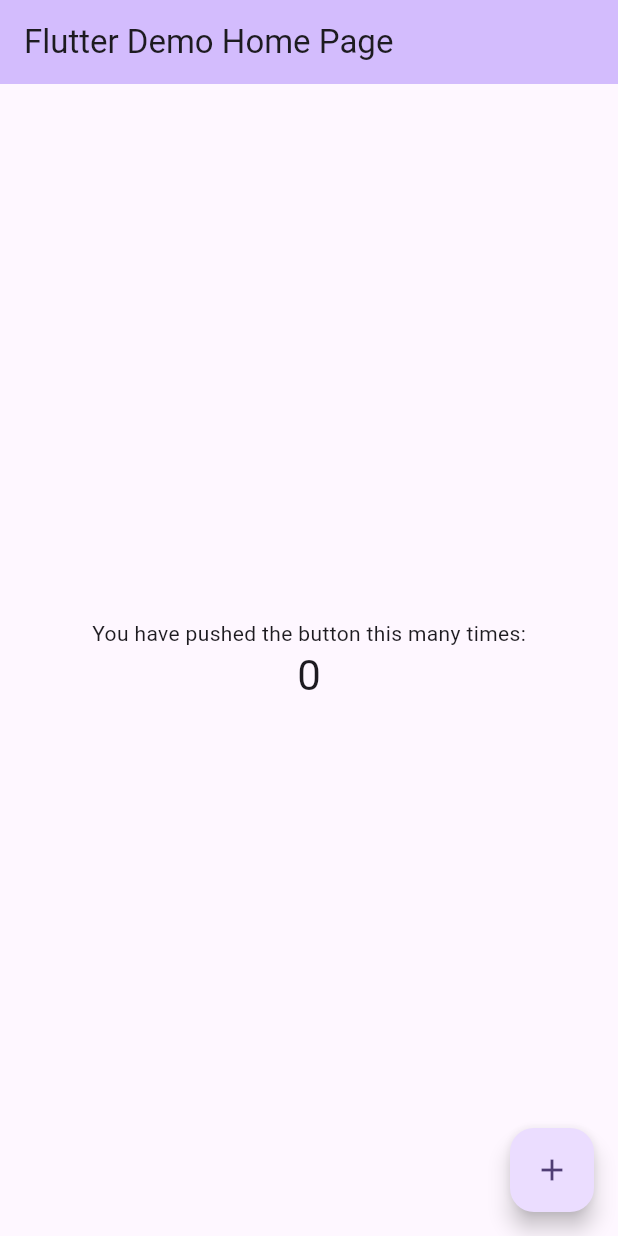
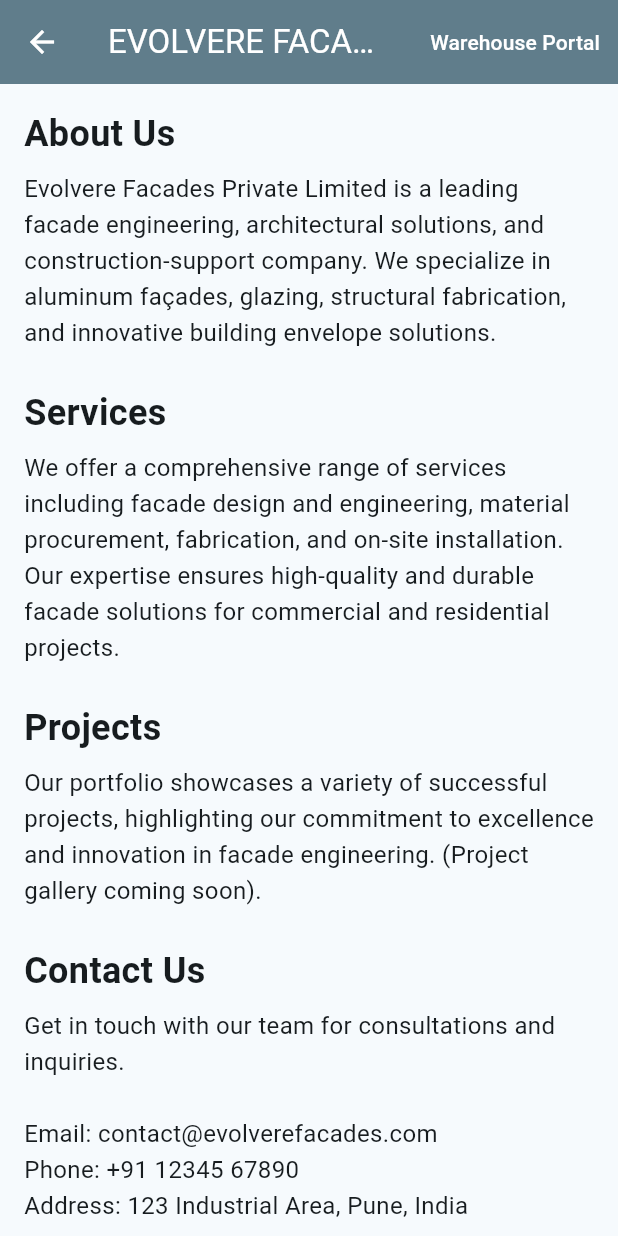
Before and after one commit to could-ai/019ab9d6-2a00-71d0-9862-bcc916bb5892, a Flutter app: the screen it shows after launch, on a phone screen of 412 x 824 dp. Run offline on Flutter 3.47's test engine with Material 3 defaults, Android fonts, the phone set to English and light mode, and no system bars.

Commit message:
I have updated the main application file to set up the core structure for both the company webpage and the warehouse management software. I've removed the default counter application and established a professional theme using a `blueGrey` color scheme suitable for a corporate identity. I've also configured the navigation with four distinct routes: a landing page for the company website, a login screen for the software portal, and a home screen for the warehouse dashboard. The initial route is set to the landing page, ensuring visitors first see the company website.; I have created the initial version of the company's public-facing webpage. This screen serves as the primary entry point for visitors and is designed to be clean and professional. It includes an app bar with the company name and a prominent button that navigates users to the 'Warehouse Portal' login screen. The body of the page is structured with placeholder sections for 'About Us', 'Services', 'Projects', and 'Contact', providing a clear and informative layout for showcasing the company's expertise and offerings.; I have created a secure and user-friendly login screen, which is the gateway to the warehouse management software. The interface is clean and centered, featuring a card with input fields for 'Email / Username' and 'Password', each with appropriate icons and validation to ensure users enter their credentials. A prominent 'Login' button triggers the authentication process. For this initial setup, a successful login navigates the user directly to the main dashboard. This screen establishes the foundation for the application's role-based access control.; I have created the main dashboard screen, which users will see after successfully logging in. This screen features a clear title, 'Warehouse Dashboard', and includes a side navigation drawer for easy access to the software's core modules. I've added placeholder menu items for 'Inventory Management', 'Project Stock', 'Reports', and 'User Management', setting up the structure for future feature development. The app bar also contains a logout button to allow users to securely exit the application and return to the login screen. The main body currently displays a welcoming message.

```diff
--- a/usr/lib/main.dart
+++ b/usr/lib/main.dart
@@ -1,4 +1,7 @@
 import 'package:flutter/material.dart';
+import 'package:couldai_user_app/screens/home_screen.dart';
+import 'package:couldai_user_app/screens/landing_page.dart';
+import 'package:couldai_user_app/screens/login_screen.dart';
 
 void main() {
   runApp(const MyApp());
@@ -7,117 +10,35 @@ void main() {
 class MyApp extends StatelessWidget {
   const MyApp({super.key});
 
-  // This widget is the root of your application.
   @override
   Widget build(BuildContext context) {
     return MaterialApp(
-      title: 'Flutter Demo',
+      title: 'Evolvere Facades',
       debugShowCheckedModeBanner: false,
       theme: ThemeData(
-        // This is the theme of your application.
-        //
-        // TRY THIS: Try running your application with "flutter run". You'll see
-        // the application has a purple toolbar. Then, without quitting the app,
-        // try changing the seedColor in the colorScheme below to Colors.green
-        // and then invoke "hot reload" (save your changes or press the "hot
-        // reload" button in a Flutter-supported IDE, or press "r" if you used
-        // the command line to start the app).
-        //
-        // Notice that the counter didn't reset back to zero; the application
-        // state is not lost during the reload. To reset the state, use hot
-        // restart instead.
-        //
-        // This works for code too, not just values: Most code changes can be
-        // tested with just a hot reload.
-        colorScheme: ColorScheme.fromSeed(seedColor: Colors.deepPurple),
+        colorScheme: ColorScheme.fromSeed(seedColor: Colors.blueGrey),
+        useMaterial3: true,
+        appBarTheme: const AppBarTheme(
+          backgroundColor: Colors.blueGrey,
+          foregroundColor: Colors.white,
+        ),
+        elevatedButtonTheme: ElevatedButtonThemeData(
+          style: ElevatedButton.styleFrom(
+            backgroundColor: Colors.blueGrey,
+            foregroundColor: Colors.white,
+            shape: RoundedRectangleBorder(
+              borderRadius: BorderRadius.circular(8.0),
+            ),
+          ),
+        ),
       ),
-      initialRoute: '/',
+      initialRoute: '/landing',
       routes: {
-        '/': (context) => const MyHomePage(title: 'Flutter Demo Home Page'),
+        '/': (context) => const LandingPage(),
+        '/landing': (context) => const LandingPage(),
+        '/login': (context) => const LoginScreen(),
+        '/home': (context) => const HomeScreen(),
       },
     );
   }
 }
-
-class MyHomePage extends StatefulWidget {
-  const MyHomePage({super.key, required this.title});
-
-  // This widget is the home page of your application. It is stateful, meaning
-  // that it has a State object (defined below) that contains fields that affect
-  // how it looks.
-
-  // This class is the configuration for the state. It holds the values (in this
-  // case the title) provided by the parent (in this case the App widget) and
-  // used by the build method of the State. Fields in a Widget subclass are
-  // always marked "final".
-
-  final String title;
-
-  @override
-  State<MyHomePage> createState() => _MyHomePageState();
-}
-
-class _MyHomePageState extends State<MyHomePage> {
-  int _counter = 0;
-
-  void _incrementCounter() {
-    setState(() {
-      // This call to setState tells the Flutter framework that something has
-      // changed in this State, which causes it to rerun the build method below
-      // so that the display can reflect the updated values. If we changed
-      // _counter without calling setState(), then the build method would not be
-      // called again, and so nothing would appear to happen.
-      _counter++;
-    });
-  }
-
-  @override
-  Widget build(BuildContext context) {
-    // This method is rerun every time setState is called, for instance as done
-    // by the _incrementCounter method above.
-    //
-    // The Flutter framework has been optimized to make rerunning build methods
-    // fast, so that you can just rebuild anything that needs updating rather
-    // than having to individually change instances of widgets.
-    return Scaffold(
-      appBar: AppBar(
-        // TRY THIS: Try changing the color here to a specific color (to
-        // Colors.amber, perhaps?) and trigger a hot reload to see the AppBar
-        // change color while the other colors stay the same.
-        backgroundColor: Theme.of(context).colorScheme.inversePrimary,
-        // Here we take the value from the MyHomePage object that was created by
-        // the App.build method, and use it to set our appbar title.
-        title: Text(widget.title),
-      ),
-      body: Center(
-        // Center is a layout widget. It takes a single child and positions it
-        // in the middle of the parent.
-        child: Column(
-          // Column is also a layout widget. It takes a list of children and
-          // arranges them vertically. By default, it sizes itself to fit its
-          // children horizontally, and tries to be as tall as its parent.
-          //
-          // Column has various properties to control how it sizes itself and
-          // how it positions its children. Here we use mainAxisAlignment to
-          // center the children vertically; the main axis here is the vertical
-          // axis because Columns are vertical (the cross axis would be
-          // horizontal).
-          //
-          // TRY THIS: Invoke "debug painting" (choose the "Toggle Debug Paint"
-          // action in the IDE, or press "p" in the console), to see the
-          // wireframe for each widget.
-          mainAxisAlignment: MainAxisAlignment.center,
-          children: <Widget>[
-            const Text('You have pushed the button this many times:'),
-            Text('$_counter', style: Theme.of(context).textTheme.headlineMedium),
-          ],
-        ),
-      ),
-      floatingActionButton: FloatingActionButton(
-        onPressed: _incrementCounter,
-        tooltip: 'Increment',
-        child: const Icon(Icons.add),
-      ), // This trailing comma makes auto-formatting nicer for build methods.
-    );
-  }
-}
--- /dev/null
+++ b/usr/lib/screens/landing_page.dart
@@ -0,0 +1,57 @@
+import 'package:flutter/material.dart';
+
+class LandingPage extends StatelessWidget {
+  const LandingPage({super.key});
+
+  @override
+  Widget build(BuildContext context) {
+    return Scaffold(
+      appBar: AppBar(
+        title: const Text('EVOLVERE FACADES PVT LTD'),
+        actions: [
+          TextButton(
+            onPressed: () => Navigator.pushNamed(context, '/login'),
+            child: const Text(
+              'Warehouse Portal',
+              style: TextStyle(color: Colors.white),
+            ),
+          ),
+        ],
+      ),
+      body: SingleChildScrollView(
+        child: Padding(
+          padding: const EdgeInsets.all(16.0),
+          child: Column(
+            crossAxisAlignment: CrossAxisAlignment.start,
+            children: [
+              _buildSection('About Us', 'Evolvere Facades Private Limited is a leading facade engineering, architectural solutions, and construction-support company. We specialize in aluminum façades, glazing, structural fabrication, and innovative building envelope solutions.'),
+              const SizedBox(height: 24),
+              _buildSection('Services', 'We offer a comprehensive range of services including facade design and engineering, material procurement, fabrication, and on-site installation. Our expertise ensures high-quality and durable facade solutions for commercial and residential projects.'),
+              const SizedBox(height: 24),
+              _buildSection('Projects', 'Our portfolio showcases a variety of successful projects, highlighting our commitment to excellence and innovation in facade engineering. (Project gallery coming soon).'),
+              const SizedBox(height: 24),
+              _buildSection('Contact Us', 'Get in touch with our team for consultations and inquiries.\n\nEmail: contact@evolverefacades.com\nPhone: +91 12345 67890\nAddress: 123 Industrial Area, Pune, India'),
+            ],
+          ),
+        ),
+      ),
+    );
+  }
+
+  Widget _buildSection(String title, String content) {
+    return Column(
+      crossAxisAlignment: CrossAxisAlignment.start,
+      children: [
+        Text(
+          title,
+          style: const TextStyle(fontSize: 24, fontWeight: FontWeight.bold),
+        ),
+        const SizedBox(height: 8),
+        Text(
+          content,
+          style: const TextStyle(fontSize: 16, height: 1.5),
+        ),
+      ],
+    );
+  }
+}
```
Also changed, not shown: usr/lib/screens/home_screen.dart (added, +76 -0 lines), usr/lib/screens/login_screen.dart (added, +104 -0 lines).
